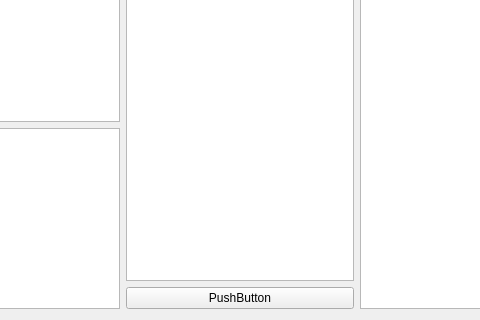
Before: the Qt Designer form ongletmp3.ui in toopoormaghell/projet-musique, drawn with Qt 5; both pictures show x 352 to 832 and y 246 to 566 of the 951 by 566 pixel window.
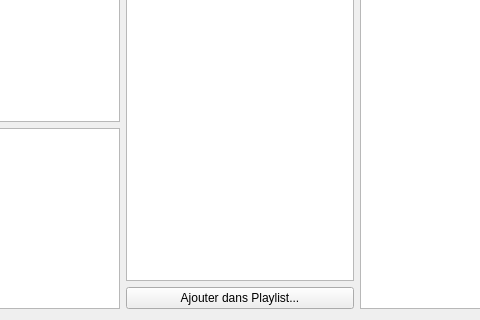
After: the same form once the commit is applied.

What changed in the file:
```diff
--- a/ongletmp3.ui
+++ b/ongletmp3.ui
@@ -103,7 +103,7 @@
        <item>
         <widget class="QPushButton" name="Bouton_Playlist">
          <property name="text">
-          <string>PushButton</string>
+          <string>Ajouter dans Playlist...</string>
          </property>
         </widget>
        </item>
```
Left out of the diff: 91 changed lines with no effect on the pictures.
